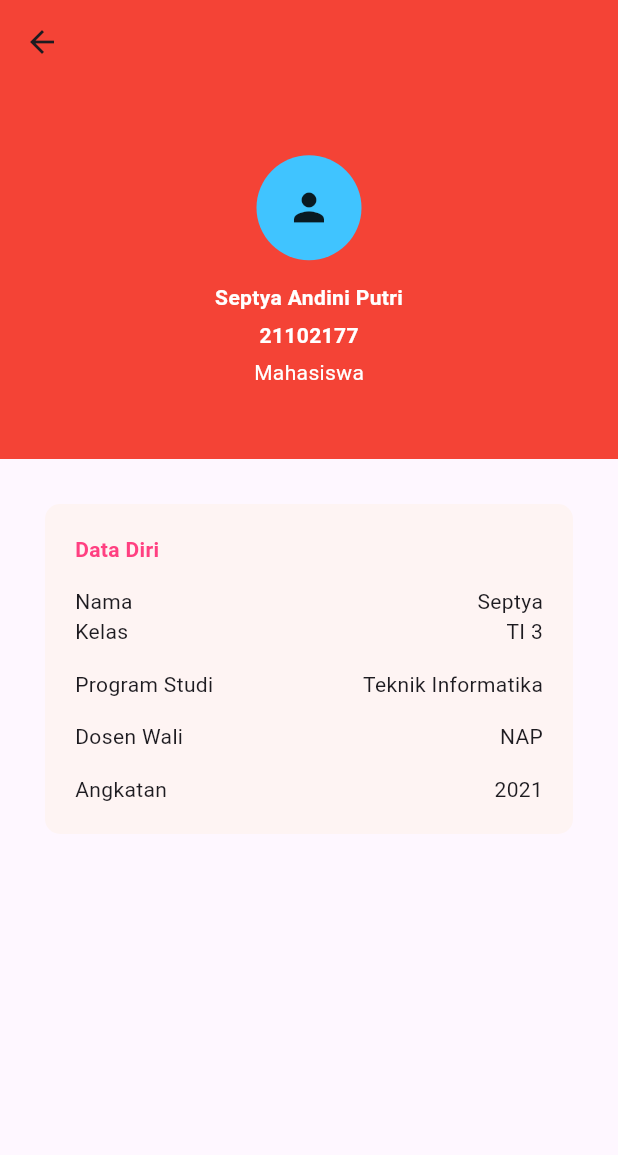
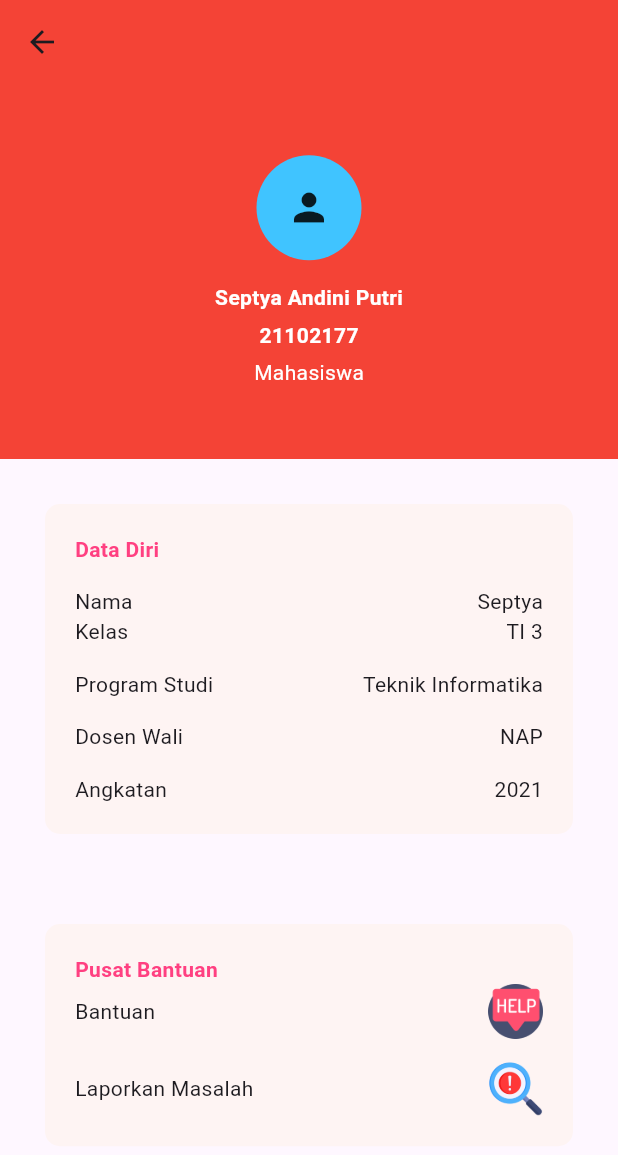
Before and after one commit to septyaanp/21102177_TI3_ppb2234-2coba, a Flutter app: the screen it shows after launch, on a phone screen of 412 x 824 dp. Shown: the top 1155 px of the screen. Run offline on Flutter 3.47's test engine with Material 3 defaults, Android fonts, the light colour scheme and no system bars; our stand-ins replace bloc, equatable, flutter_bloc.

Commit message:
step 6 : add ccontainer 3 dan icon

```diff
--- a/praktikum4/lib/main.dart
+++ b/praktikum4/lib/main.dart
@@ -120,6 +120,48 @@ class MyApp extends StatelessWidget {
                     )
                   ],
                 ),
+              ),
+              //column ketiga
+              Container(
+                margin: EdgeInsets.all(30),
+                padding: EdgeInsets.all(20),
+                decoration: BoxDecoration(
+                    borderRadius: BorderRadius.circular(10),
+                    color: Color(0xffFEF4F3)),
+                child: Column(
+                  crossAxisAlignment: CrossAxisAlignment.start,
+                  children: [
+                    Text(
+                      "Pusat Bantuan",
+                      style: TextStyle(
+                          fontWeight: FontWeight.bold,
+                          color: Colors.pinkAccent),
+                    ),
+                    Row(
+                      mainAxisAlignment: MainAxisAlignment.spaceBetween,
+                      children: [
+                        Text("Bantuan"),
+                        Image.asset(
+                          "assets/gambar1.png",
+                          scale: 14,
+                        )
+                      ],
+                    ),
+                    SizedBox(
+                      height: 15,
+                    ),
+                    Row(
+                      mainAxisAlignment: MainAxisAlignment.spaceBetween,
+                      children: [
+                        Text("Laporkan Masalah"),
+                        Image.asset(
+                          "assets/gambar2.png",
+                          scale: 14,
+                        )
+                      ],
+                    ),
+                  ],
+                ),
               )
             ],
           ),
```
